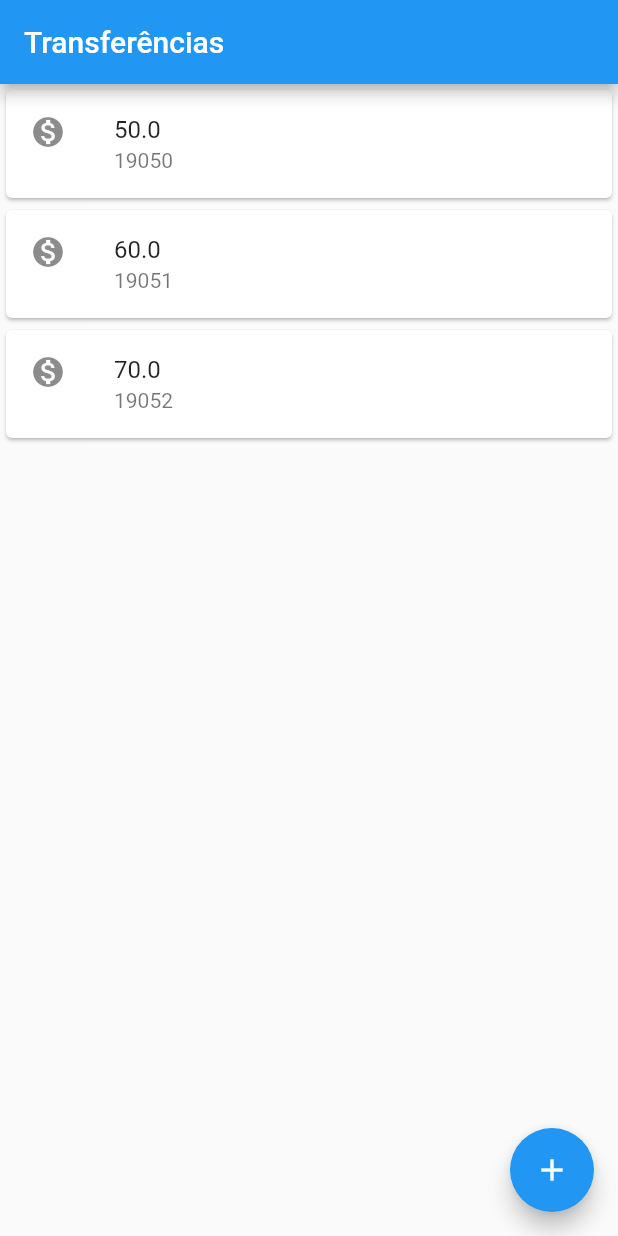
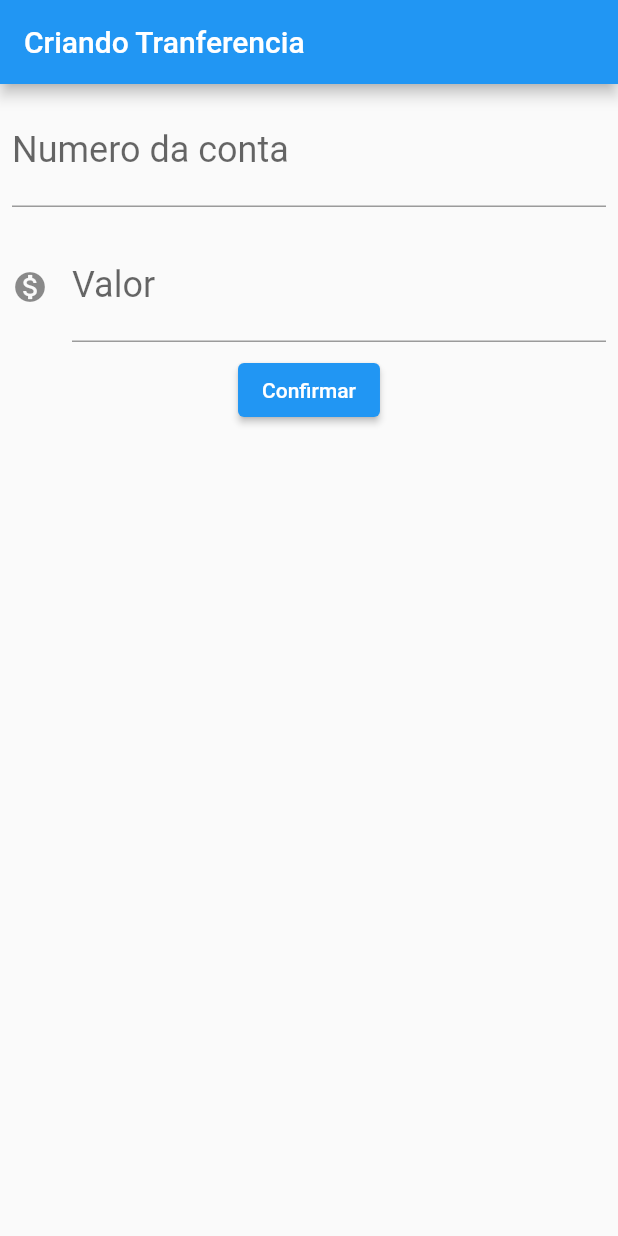
Before and after one commit to jonasemc/byte-bank, a Flutter app: the screen it shows after launch, on a phone screen of 412 x 824 dp. Run offline on Flutter 3.47's test engine with Material 2 defaults, Android fonts, the phone set to English and light mode, and no system bars.

Commit message:
Criando tela de transferencia

```diff
--- a/lib/main.dart
+++ b/lib/main.dart
@@ -1,27 +1,92 @@
 import 'package:flutter/material.dart';
 
-void main() => runApp(
-      MaterialApp(
+void main() => runApp(BytebankApp());
+
+class BytebankApp extends StatelessWidget {
+  @override
+  Widget build(BuildContext context) {
+    return MaterialApp(
       home: Scaffold(
-          body: ListaTransferencia(),
-          appBar: AppBar(title: Text('Transferências')),
-          floatingActionButton: FloatingActionButton(
-            onPressed: () {},
-            child: Icon(Icons.add),
+        body: FormularioTransferencia(),
+      ),
+    );
+  }
+}
+
+class FormularioTransferencia extends StatelessWidget {
+  final TextEditingController _controladorCampoNumeroConta =
+      TextEditingController();
+  final TextEditingController _controladorCampoValor = TextEditingController();
+
+  @override
+  Widget build(BuildContext context) {
+    return Scaffold(
+        appBar: AppBar(
+          title: Text('Criando Tranferencia'),
+        ),
+        body: Column(
+          children: <Widget>[
+            Padding(
+              padding: const EdgeInsets.all(8.0),
+              child: TextField(
+                controller: _controladorCampoNumeroConta,
+                style: TextStyle(fontSize: 24.0),
+                decoration: InputDecoration(
+                  labelText: 'Numero da conta',
+                  hintText: '0000',
+                ),
+                keyboardType: TextInputType.number,
               ),
             ),
+            Padding(
+              padding: const EdgeInsets.all(8.0),
+              child: TextField(
+                controller: _controladorCampoValor,
+                style: TextStyle(fontSize: 24.0),
+                decoration: InputDecoration(
+                  icon: Icon(Icons.monetization_on),
+                  labelText: 'Valor',
+                  hintText: '00.00',
                 ),
-    );
+                keyboardType: TextInputType.number,
+              ),
+            ),
+            ElevatedButton(
+              onPressed: () {
+                final int? numeroConta =
+                    int.tryParse(_controladorCampoNumeroConta.text);
+                final double? valor =
+                    double.tryParse(_controladorCampoValor.text);
+                if (numeroConta != null && valor != null) {
+                  final transferenciaCriada = Transferencia(valor, numeroConta);
+                  debugPrint('$transferenciaCriada');
+                }
+              },
+              child: Text('Confirmar'),
+            ),
+          ],
+        ));
+  }
+}
 
 class ListaTransferencia extends StatelessWidget {
   @override
   Widget build(BuildContext context) {
-    return Column(
+    return Scaffold(
+      appBar: AppBar(
+        title: Text('Transferências'),
+      ),
+      body: Column(
         children: <Widget>[
           ItemTransferencia(Transferencia(50.00, 19050)),
           ItemTransferencia(Transferencia(60.00, 19051)),
           ItemTransferencia(Transferencia(70.00, 19052)),
         ],
+      ),
+      floatingActionButton: FloatingActionButton(
+        onPressed: () {},
+        child: Icon(Icons.add),
+      ),
     );
   }
 }
@@ -38,7 +103,8 @@ class ItemTransferencia extends StatelessWidget {
         leading: Icon(Icons.monetization_on),
         title: Text(_transferencia.valor.toString()),
         subtitle: Text(_transferencia.numeroConta.toString()),
-    ));
+      ),
+    );
   }
 }
 
@@ -47,4 +113,9 @@ class Transferencia {
   final int numeroConta;
 
   Transferencia(this.valor, this.numeroConta);
+
+  @override
+  String toString() {
+    return 'Transferencia{valor: $valor, numeroConta: $numeroConta}';
   }
+}
```
Lines whose indentation alone changed are shown as unchanged.
